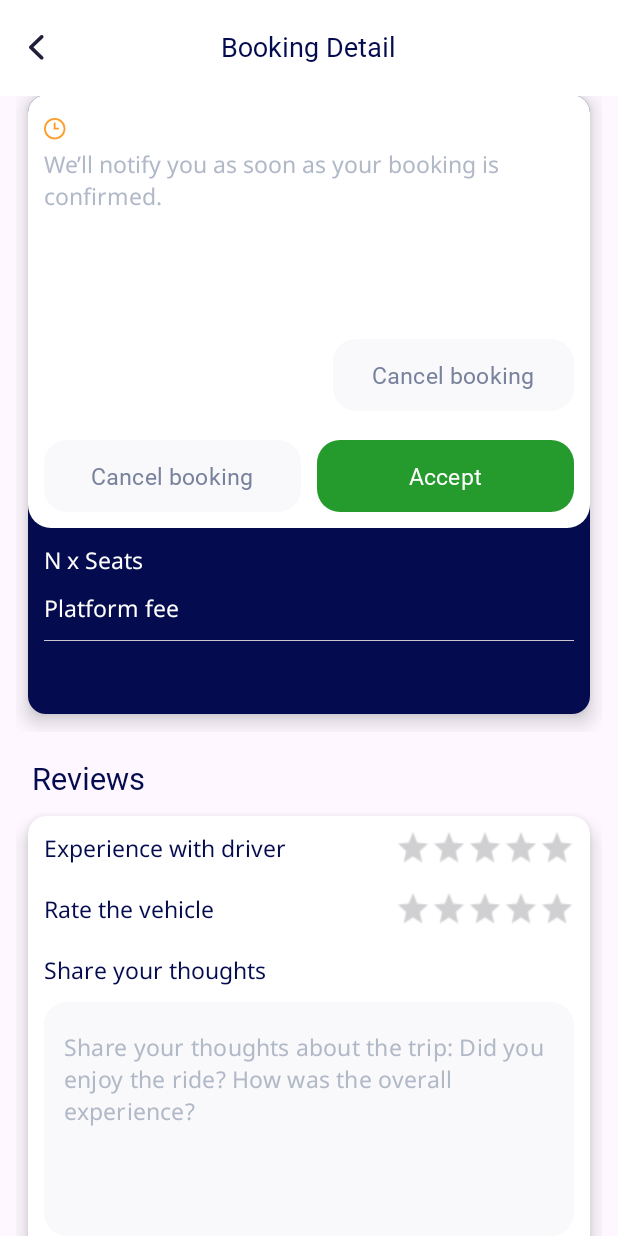
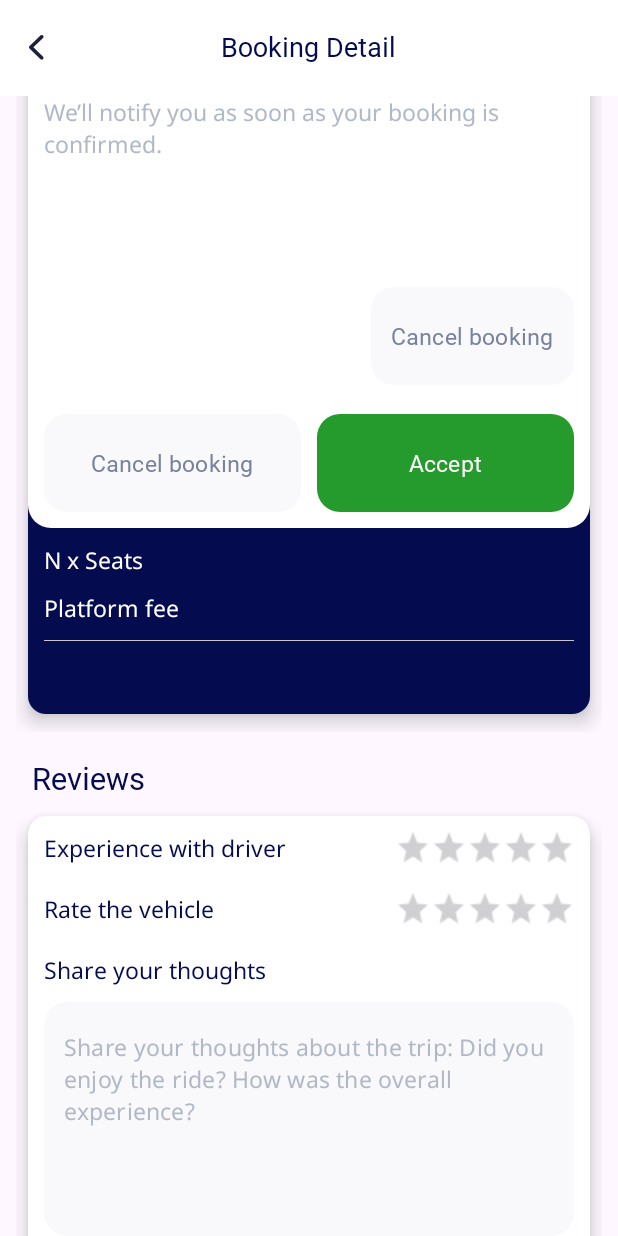
Before and after one commit to jzafar/Trooute-Android, an Android app: the BookingDetailActivity screen opened directly, with no data from a screen before it, on a phone screen of 412 x 824 dp. Run offline under Robolectric (Android 15) with nearby library versions, the phone set to English and light mode, and no system bars; our stand-ins replace Dagger/Hilt's generated code, data binding, sdp/ssp sizes; libraries missing offline, so code that uses them is left out: com.faltenreich.skeletonlayout, io.grpc.okhttp; 4 statements that could not run were skipped.

Commit message:
fix cancel and make paymetn buttons allignment

```diff
--- a/app/src/main/res/layout/approved_booking_detail_item.xml
+++ b/app/src/main/res/layout/approved_booking_detail_item.xml
@@ -72,7 +72,6 @@
                         android:id="@+id/btnCancelBookingDriverSide"
                         style="@style/SecondaryRoundedButton"
                         android:layout_width="wrap_content"
-                        android:layout_height="wrap_content"
                         android:layout_alignParentEnd="true"
                         android:maxLines="1"
                         android:text="@string/cancel_booking" />
@@ -93,7 +92,6 @@
                         android:id="@+id/btnCancelBooking"
                         style="@style/SecondaryRoundedButton"
                         android:layout_width="0dp"
-                        android:layout_height="wrap_content"
                         android:autoSizeTextType="uniform"
                         android:maxLines="1"
                         android:layout_weight="1"
@@ -103,9 +101,8 @@
                         android:id="@+id/btnMakePayment"
                         style="@style/PrimaryRoundedButton"
                         android:layout_width="0dp"
-                        android:layout_height="wrap_content"
+                        android:autoSizeTextType="uniform"
                         android:layout_weight="1"
-                        android:autoSizeTextType="uniform"
                         android:maxLines="1"
                         android:text="@string/make_payment" />
 
--- a/app/src/main/res/layout/confirmed_booking_detail_item.xml
+++ b/app/src/main/res/layout/confirmed_booking_detail_item.xml
@@ -67,7 +67,6 @@
                     android:id="@+id/btnCancelBooking"
                     style="@style/SecondaryRoundedButton"
                     android:layout_width="wrap_content"
-                    android:layout_height="wrap_content"
                     android:layout_gravity="end"
                     android:text="@string/cancel_booking" />
 
--- a/app/src/main/res/layout/waiting_booking_detail_item.xml
+++ b/app/src/main/res/layout/waiting_booking_detail_item.xml
@@ -73,7 +73,6 @@
                         style="@style/SecondaryRoundedButton"
                         android:layout_alignParentEnd="true"
                         android:layout_width="wrap_content"
-                        android:layout_height="wrap_content"
                         android:maxLines="1"
                         android:text="@string/cancel_booking" />
 
@@ -92,7 +91,6 @@
                         android:id="@+id/btnCancelBooking"
                         style="@style/SecondaryRoundedButton"
                         android:layout_width="match_parent"
-                        android:layout_height="wrap_content"
                         android:maxLines="1"
                         android:layout_weight="1"
                         android:layout_alignParentEnd="true"
@@ -103,7 +101,6 @@
                         android:id="@+id/btnAccept"
                         style="@style/PrimaryRoundedButton"
                         android:layout_width="match_parent"
-                        android:layout_height="wrap_content"
                         android:maxLines="1"
                         android:layout_weight="1"
                         android:visibility="visible"
--- a/app/src/main/res/values/themes.xml
+++ b/app/src/main/res/values/themes.xml
@@ -350,8 +350,8 @@
     <style name="PrimaryRoundedButton" parent="Widget.Material3.Button">
         <item name="android:layout_width">match_parent</item>
         <item name="android:layout_height">@dimen/field_height</item>
-        <item name="android:paddingStart">@dimen/_20sdp</item>
-        <item name="android:paddingEnd">@dimen/_20sdp</item>
+        <item name="android:paddingStart">@dimen/_10sdp</item>
+        <item name="android:paddingEnd">@dimen/_10sdp</item>
         <item name="android:textColor">@color/white</item>
         <item name="android:textSize">@dimen/text_size_14</item>
         <item name="android:fontFamily">@font/noto_sans_bold</item>
@@ -364,8 +364,8 @@
     <style name="SecondaryRoundedButton" parent="Widget.Material3.Button">
         <item name="android:layout_width">match_parent</item>
         <item name="android:layout_height">@dimen/field_height</item>
-        <item name="android:paddingStart">@dimen/_20sdp</item>
-        <item name="android:paddingEnd">@dimen/_20sdp</item>
+        <item name="android:paddingStart">@dimen/_10sdp</item>
+        <item name="android:paddingEnd">@dimen/_10sdp</item>
         <item name="android:textColor">@color/secondary_lynch_color</item>
         <item name="android:textSize">@dimen/text_size_14</item>
         <item name="android:fontFamily">@font/noto_sans_bold</item>
```
